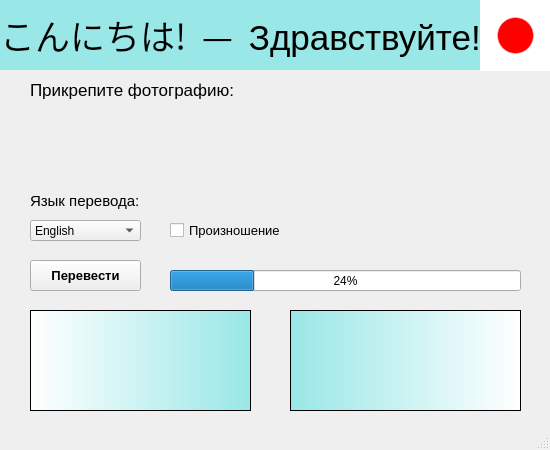
The window that translator.ui (vadimka-hucker/japan_translator_pyqt5) describes before a commit, drawn with Qt 5.
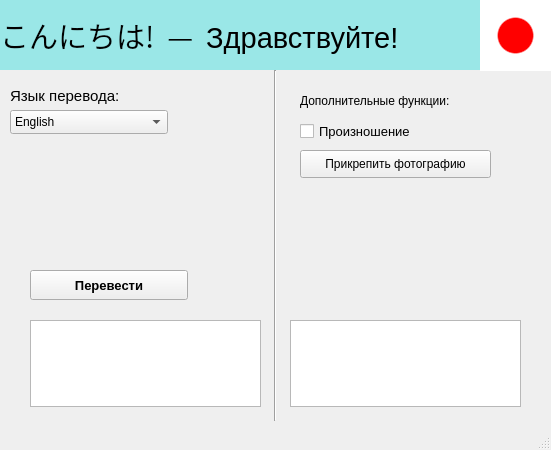
The same window after the commit. Icons and pictures are not drawn.

Commit message: - new methods in MainWindow

What changed in the file:
```diff
--- a/translator.ui
+++ b/translator.ui
@@ -6,7 +6,7 @@
    <rect>
     <x>0</x>
     <y>0</y>
-    <width>550</width>
+    <width>551</width>
     <height>450</height>
    </rect>
   </property>
@@ -25,16 +25,80 @@
    </iconset>
   </property>
   <widget class="QWidget" name="centralwidget">
-   <widget class="QCheckBox" name="checkBox">
+   <widget class="QLabel" name="label_2">
+    <property name="geometry">
+     <rect>
+      <x>0</x>
+      <y>0</y>
+      <width>481</width>
+      <height>70</height>
+     </rect>
+    </property>
+    <property name="font">
+     <font>
+      <family>Nirmala UI</family>
+      <pointsize>22</pointsize>
+      <weight>50</weight>
+      <bold>false</bold>
+     </font>
+    </property>
+    <property name="styleSheet">
+     <string notr="true">background-color: rgb(154, 231, 231);
+</string>
+    </property>
+    <property name="text">
+     <string>こんにちは!  —  Здравствуйте!</string>
+    </property>
+    <property name="margin">
+     <number>15</number>
+    </property>
+   </widget>
+   <widget class="QLabel" name="icon_label">
+    <property name="geometry">
+     <rect>
+      <x>480</x>
+      <y>0</y>
+      <width>71</width>
+      <height>71</height>
+     </rect>
+    </property>
+    <property name="styleSheet">
+     <string notr="true">background-color: qradialgradient(spread:pad, cx:0.5, cy:0.5, radius:0.5, fx:0.5, fy:0.5, stop:0 rgba(255, 0, 0, 255), stop:0.479904 rgba(255, 0, 0, 255), stop:0.522685 rgba(255, 255, 255, 255), stop:1 rgba(255, 255, 255, 255));</string>
+    </property>
+    <property name="text">
+     <string/>
+    </property>
+   </widget>
+   <widget class="QPlainTextEdit" name="japan_text_edit">
+    <property name="geometry">
+     <rect>
+      <x>30</x>
+      <y>320</y>
+      <width>231</width>
+      <height>87</height>
+     </rect>
+    </property>
+   </widget>
+   <widget class="QPlainTextEdit" name="translated_text_edit">
+    <property name="geometry">
+     <rect>
+      <x>290</x>
+      <y>320</y>
+      <width>231</width>
+      <height>87</height>
+     </rect>
+    </property>
+   </widget>
+   <widget class="QCheckBox" name="pronunciationBox">
     <property name="enabled">
      <bool>true</bool>
     </property>
     <property name="geometry">
      <rect>
-      <x>170</x>
-      <y>220</y>
-      <width>111</width>
-      <height>20</height>
+      <x>300</x>
+      <y>120</y>
+      <width>158</width>
+      <height>22</height>
      </rect>
     </property>
     <property name="font">
@@ -52,13 +116,13 @@
      <bool>false</bool>
     </property>
    </widget>
-   <widget class="QPushButton" name="pushButton">
+   <widget class="QPushButton" name="translate_btn">
     <property name="geometry">
      <rect>
       <x>30</x>
-      <y>260</y>
-      <width>111</width>
-      <height>31</height>
+      <y>270</y>
+      <width>158</width>
+      <height>30</height>
      </rect>
     </property>
     <property name="font">
@@ -82,39 +146,13 @@
      </size>
     </property>
    </widget>
-   <widget class="QScrollArea" name="scrollArea">
+   <widget class="QComboBox" name="languageBox">
     <property name="geometry">
      <rect>
-      <x>30</x>
-      <y>310</y>
-      <width>221</width>
-      <height>101</height>
-     </rect>
-    </property>
-    <property name="styleSheet">
-     <string notr="true">background-color: qlineargradient(spread:pad, x1:1, y1:0, x2:0, y2:0, stop:0 rgba(154, 231, 231, 255), stop:1 rgba(255, 255, 255, 255));</string>
-    </property>
-    <property name="widgetResizable">
-     <bool>true</bool>
-    </property>
-    <widget class="QWidget" name="scrollAreaWidgetContents">
-     <property name="geometry">
-      <rect>
-       <x>0</x>
-       <y>0</y>
-       <width>219</width>
-       <height>99</height>
-      </rect>
-     </property>
-    </widget>
-   </widget>
-   <widget class="QComboBox" name="comboBox">
-    <property name="geometry">
-     <rect>
-      <x>30</x>
-      <y>220</y>
-      <width>111</width>
-      <height>21</height>
+      <x>10</x>
+      <y>110</y>
+      <width>158</width>
+      <height>24</height>
      </rect>
     </property>
     <property name="font">
@@ -138,26 +176,13 @@
      </property>
     </item>
    </widget>
-   <widget class="QProgressBar" name="progressBar">
-    <property name="geometry">
-     <rect>
-      <x>170</x>
-      <y>270</y>
-      <width>351</width>
-      <height>21</height>
-     </rect>
-    </property>
-    <property name="value">
-     <number>24</number>
-    </property>
-   </widget>
    <widget class="QLabel" name="label">
     <property name="geometry">
      <rect>
-      <x>30</x>
-      <y>190</y>
-      <width>111</width>
-      <height>21</height>
+      <x>10</x>
+      <y>80</y>
+      <width>158</width>
+      <height>31</height>
      </rect>
     </property>
     <property name="font">
@@ -169,93 +194,48 @@
      <string>Язык перевода:</string>
     </property>
    </widget>
-   <widget class="QLabel" name="label_2">
+   <widget class="QLabel" name="label_5">
     <property name="geometry">
      <rect>
-      <x>0</x>
-      <y>0</y>
-      <width>480</width>
-      <height>70</height>
+      <x>300</x>
+      <y>90</y>
+      <width>191</width>
+      <height>21</height>
      </rect>
     </property>
     <property name="font">
      <font>
-      <family>Nirmala UI</family>
-      <pointsize>26</pointsize>
-      <weight>50</weight>
-      <bold>false</bold>
+      <pointsize>9</pointsize>
      </font>
     </property>
-    <property name="styleSheet">
-     <string notr="true">background-color: rgb(154, 231, 231);
-</string>
-    </property>
     <property name="text">
-     <string>こんにちは!  —  Здравствуйте!</string>
+     <string>Дополнительные функции:</string>
     </property>
-    <property name="margin">
-     <number>15</number>
-    </property>
    </widget>
-   <widget class="QLabel" name="label_3">
+   <widget class="Line" name="line">
     <property name="geometry">
      <rect>
-      <x>30</x>
-      <y>80</y>
-      <width>210</width>
-      <height>20</height>
+      <x>260</x>
+      <y>70</y>
+      <width>31</width>
+      <height>351</height>
      </rect>
     </property>
-    <property name="font">
-     <font>
-      <pointsize>13</pointsize>
-     </font>
+    <property name="orientation">
+     <enum>Qt::Vertical</enum>
     </property>
-    <property name="text">
-     <string>Прикрепите фотографию:</string>
-    </property>
    </widget>
-   <widget class="QScrollArea" name="scrollArea_2">
+   <widget class="QPushButton" name="choose_file_btn">
     <property name="geometry">
      <rect>
-      <x>290</x>
-      <y>310</y>
-      <width>231</width>
-      <height>101</height>
+      <x>300</x>
+      <y>150</y>
+      <width>191</width>
+      <height>28</height>
      </rect>
     </property>
-    <property name="styleSheet">
-     <string notr="true">background-color: qlineargradient(spread:pad, x1:1, y1:0, x2:0, y2:0, stop:0 rgba(154, 231, 231, 255), stop:1 rgba(255, 255, 255, 255));
-background-color: qlineargradient(spread:pad, x1:0, y1:0, x2:1, y2:0, stop:0 rgba(154, 231, 231, 255), stop:1 rgba(255, 255, 255, 255));</string>
-    </property>
-    <property name="widgetResizable">
-     <bool>true</bool>
-    </property>
-    <widget class="QWidget" name="scrollAreaWidgetContents_2">
-     <property name="geometry">
-      <rect>
-       <x>0</x>
-       <y>0</y>
-       <width>229</width>
-       <height>99</height>
-      </rect>
-     </property>
-    </widget>
-   </widget>
-   <widget class="QLabel" name="label_4">
-    <property name="geometry">
-     <rect>
-      <x>480</x>
-      <y>0</y>
-      <width>71</width>
-      <height>71</height>
-     </rect>
-    </property>
-    <property name="styleSheet">
-     <string notr="true">background-color: qradialgradient(spread:pad, cx:0.5, cy:0.5, radius:0.5, fx:0.5, fy:0.5, stop:0 rgba(255, 0, 0, 255), stop:0.479904 rgba(255, 0, 0, 255), stop:0.522685 rgba(255, 255, 255, 255), stop:1 rgba(255, 255, 255, 255));</string>
-    </property>
     <property name="text">
-     <string/>
+     <string>Прикрепить фотографию</string>
     </property>
    </widget>
   </widget>
```
The commit also changes 1 other file.
